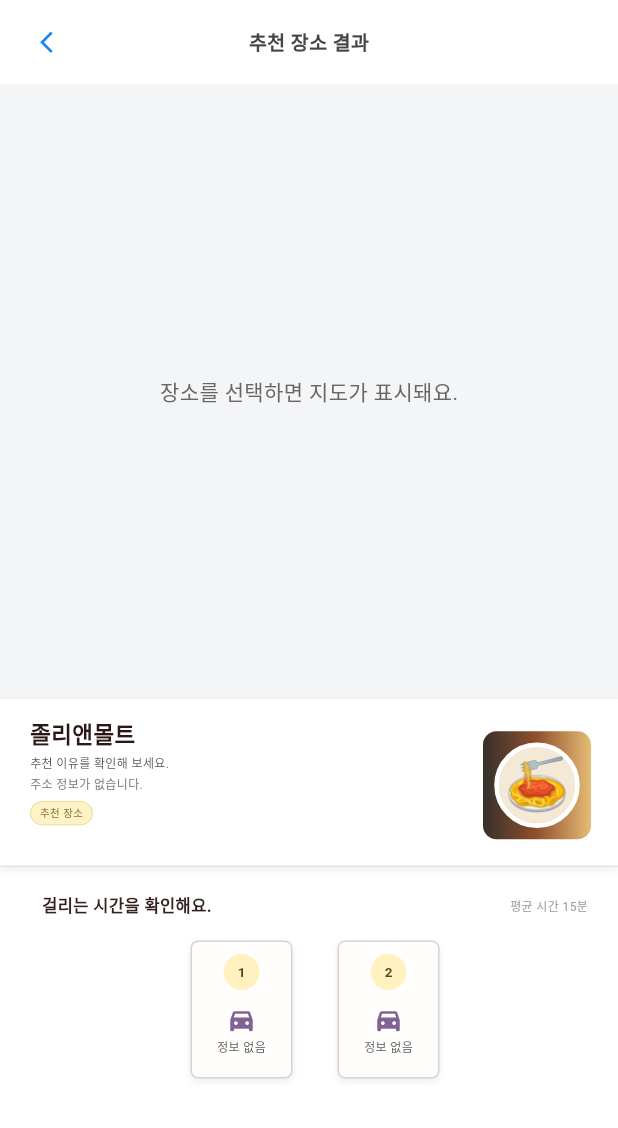
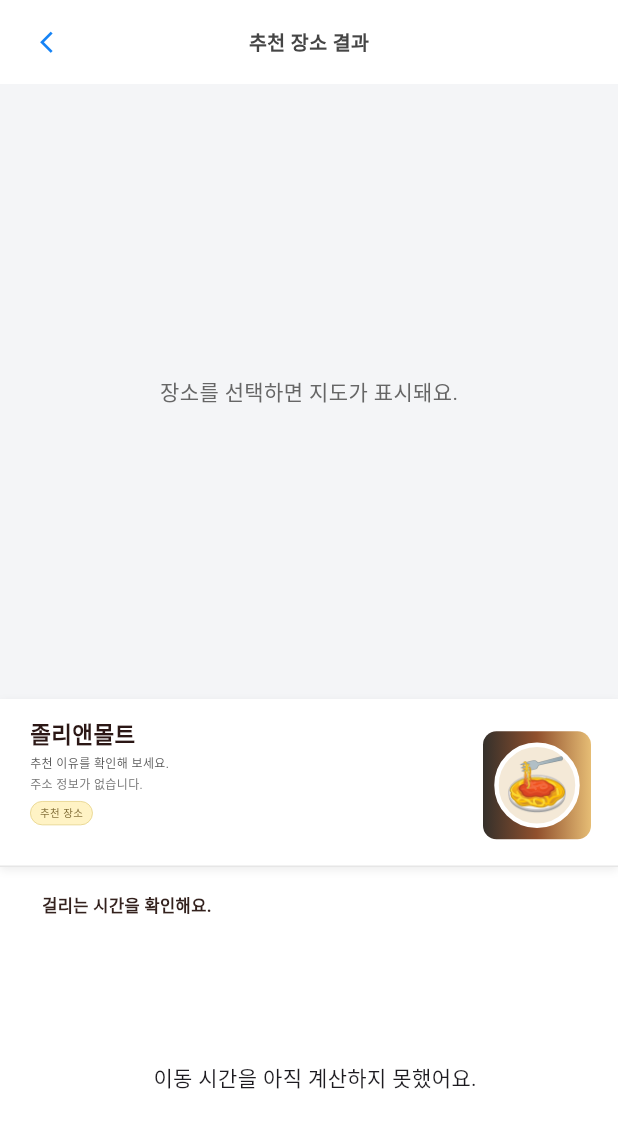
Before and after one commit to LimitHackathon02/LH02_frontend, a Flutter app: the Screen3_2 screen opened directly, on a phone screen of 412 x 824 dp. Shown: the top 1128 px of the screen. Run offline on Flutter 3.47's test engine with Material 3 defaults, Android fonts, the phone set to English and light mode, and no system bars; our stand-ins replace webview_flutter; Roboto replaces fonts that are missing (Pretendard).

Commit message:
충돌잡기 시도 실패

```diff
--- a/lib/screens/3-2.dart
+++ b/lib/screens/3-2.dart
@@ -175,7 +175,27 @@ class _TravelTime extends StatelessWidget {
   final QuickRecommendation? recommendation;
 
   @override
-  Widget build(BuildContext context) => Padding(
+  Widget build(BuildContext context) {
+    final item = recommendation;
+    final members = item?.travelMembers ?? const <String>[];
+    final cards = <int, String>{};
+    if (members.contains('보경') || members.contains('지민')) {
+      if (members.contains('보경')) cards[1] = '보경';
+      if (members.contains('지민')) cards[2] = '지민';
+    } else {
+      for (var i = 0; i < members.length && i < 2; i++) {
+        cards[i + 1] = members[i];
+      }
+    }
+    final minutes = cards.values
+        .map((member) => item?.travelMinutesValueFor(member))
+        .whereType<int>()
+        .toList();
+    final average = minutes.isEmpty
+        ? null
+        : (minutes.reduce((sum, value) => sum + value) / minutes.length)
+              .round();
+    return Padding(
       padding: const EdgeInsets.fromLTRB(28, 18, 20, 14),
       child: Column(
         crossAxisAlignment: CrossAxisAlignment.start,
@@ -191,27 +211,30 @@ class _TravelTime extends StatelessWidget {
                   color: Color(0xFF33211D),
                 ),
               ),
+              if (average != null)
                 Text(
-              '평균 시간 15분',
+                  '평균 시간 $average분',
                   style: TextStyle(fontSize: 8, color: Colors.grey.shade500),
                 ),
             ],
           ),
           const SizedBox(height: 14),
           Expanded(
-          child: Row(
+            child: cards.isEmpty
+                ? const Center(child: Text('이동 시간을 아직 계산하지 못했어요.'))
+                : Row(
                     mainAxisAlignment: MainAxisAlignment.center,
                     crossAxisAlignment: CrossAxisAlignment.start,
                     children: [
-              _TravelCard(
-                label: '1',
-                time: recommendation?.travelMinutesFor('보경') ?? '정보 없음',
-              ),
+                      for (final card in cards.entries) ...[
+                        if (card.key != cards.keys.first)
                           const SizedBox(width: 30),
                         _TravelCard(
-                label: '2',
-                time: recommendation?.travelMinutesFor('지민') ?? '정보 없음',
+                          key: ValueKey('travel-time-${card.key}'),
+                          label: '${card.key}',
+                          time: item!.travelMinutesFor(card.value),
                         ),
+                      ],
                     ],
                   ),
           ),
@@ -219,9 +242,10 @@ class _TravelTime extends StatelessWidget {
       ),
     );
   }
+}
 
 class _TravelCard extends StatelessWidget {
-  const _TravelCard({required this.label, required this.time});
+  const _TravelCard({required this.label, required this.time, super.key});
 
   final String label;
   final String time;
```
Also changed, not shown: lib/models/quick_recommendation.dart (+52 -7 lines), 3 other files. Lines whose indentation alone changed are shown as unchanged.
